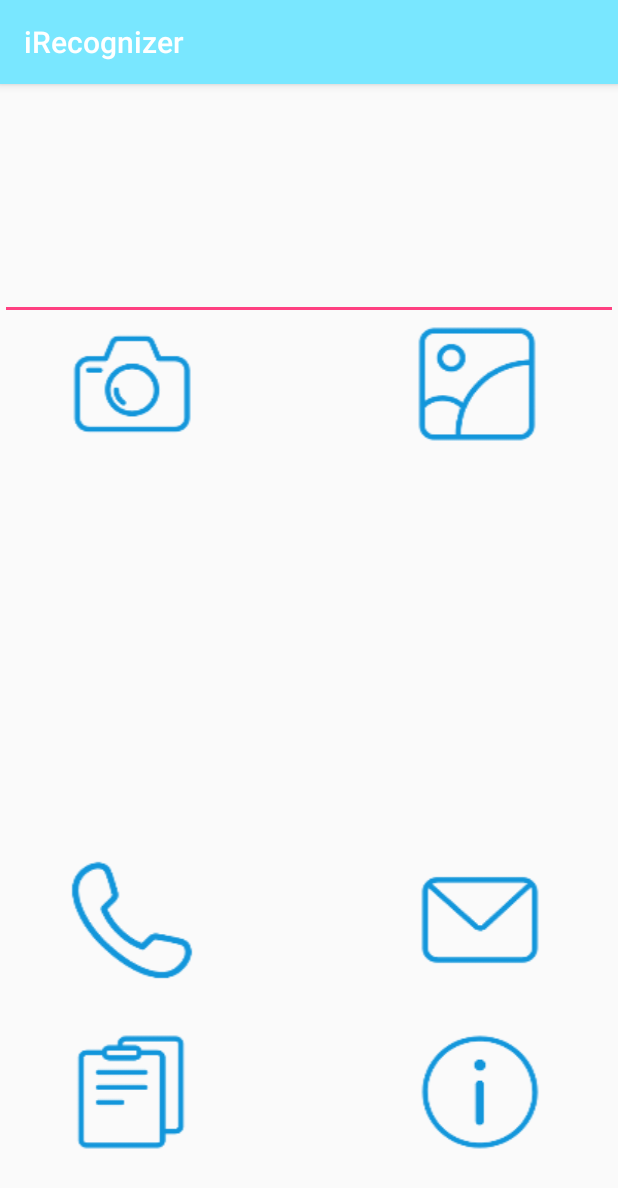
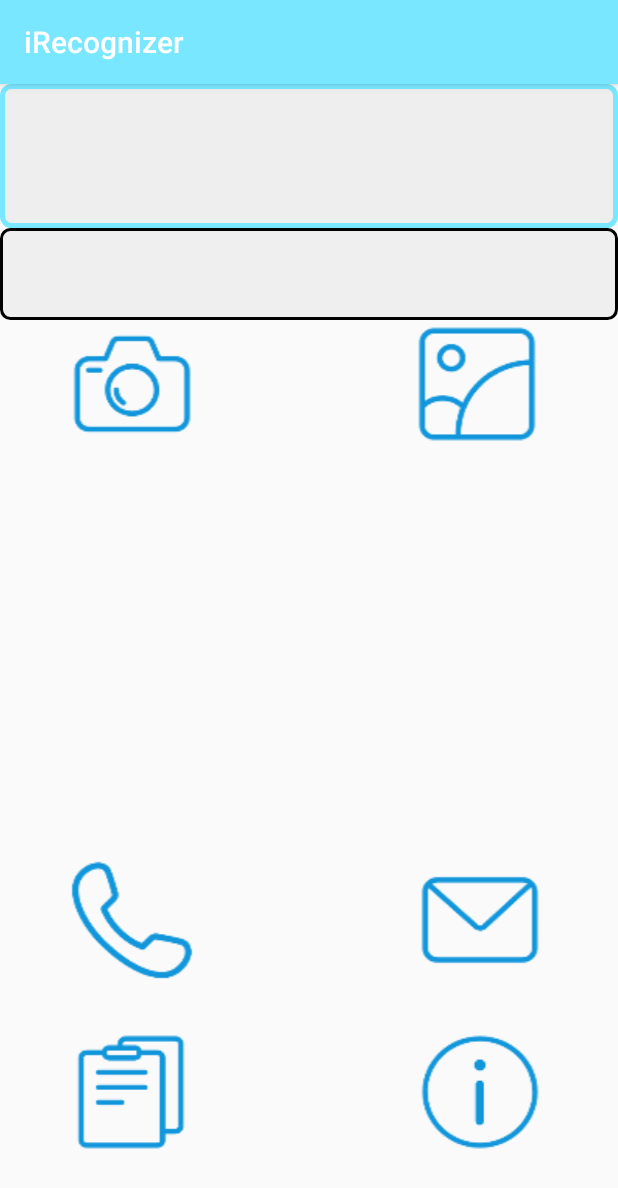
Before and after one commit to elliottzheng/iRecognizer, an Android app: the MainActivity screen opened directly, with no data from a screen before it, on a phone screen of 412 x 824 dp. Shown: the top 1188 px of the screen. Run offline under Robolectric (Android 15) with nearby library versions, the phone set to English and light mode, and no system bars; libraries missing offline, so code that uses them is left out: com.googlecode.tesseract, com.yalantis.ucrop, permissions.dispatcher; 2 statements that could not run were skipped.

Commit message:
v1.4 finished

```diff
--- /dev/null
+++ b/app/src/main/res/drawable/bg_boder.xml
@@ -0,0 +1,9 @@
+<?xml version="1.0" encoding="UTF-8"?>
+<shape xmlns:android="http://schemas.android.com/apk/res/android">
+    <solid android:color="#EEEEEE" />
+    <stroke android:width="3dp" android:color="@color/colorPrimary" />
+    <corners android:radius="6dp" />
+
+    <padding android:left="1dp" android:top="1dp"
+        android:right="1dp" android:bottom="1dp" />
+</shape>
--- /dev/null
+++ b/app/src/main/res/drawable/edit_bg.xml
@@ -0,0 +1,18 @@
+<?xml version="1.0" encoding="utf-8"?>
+<layer-list
+    xmlns:android="http://schemas.android.com/apk/res/android">
+    <item>
+        <shape
+            xmlns:android="http://schemas.android.com/apk/res/android"
+            android:shape="rectangle">
+            <solid
+                android:color="#EFEFEF"/>
+            <corners
+                android:radius="6dip"
+            />
+            <stroke
+                android:width="3px"
+                android:color="#000000"/>
+        </shape>
+    </item>
+</layer-list>
--- a/app/src/main/res/layout/activity_main.xml
+++ b/app/src/main/res/layout/activity_main.xml
@@ -13,12 +13,14 @@
         android:layout_width="match_parent"
         android:layout_height="96dp"
         tools:layout_editor_absoluteX="7dp"
-        tools:layout_editor_absoluteY="130dp" />
+        tools:layout_editor_absoluteY="130dp"
+        android:background="@drawable/bg_boder"/>
 
     <com.elliott.a18350.irecognizer.ClearEditText
         android:id="@+id/editText"
         android:layout_width="match_parent"
         android:layout_height="61dp"
+        android:background="@drawable/edit_bg"
         android:ems="10"
         android:inputType="textPersonName"
         tools:layout_editor_absoluteX="32dp"
--- a/app/src/main/res/values/colors.xml
+++ b/app/src/main/res/values/colors.xml
@@ -2,6 +2,6 @@
 <resources>
     <color name="colorPrimary">#79E7FF</color>
     <color name="colorPrimaryDark">#303F9F</color>
-    <color name="colorAccent">#FF4081</color>
+    <color name="colorAccent">#000000</color>
     <color name="startback">#F7F5E9</color>
 </resources>
--- a/app/src/main/res/values/styles.xml
+++ b/app/src/main/res/values/styles.xml
@@ -12,4 +12,5 @@
         <item name="android:windowBackground">@drawable/darw</item>
     </style>
 
+
 </resources>
```
Also changed, not shown: app/src/main/java/com/elliott/a18350/irecognizer/MainActivity.java (+6 -3 lines), app/src/main/res/layout/about.xml (+0 -7 lines), app/src/main/res/values/strings.xml (+3 -4 lines), 4 other files.
